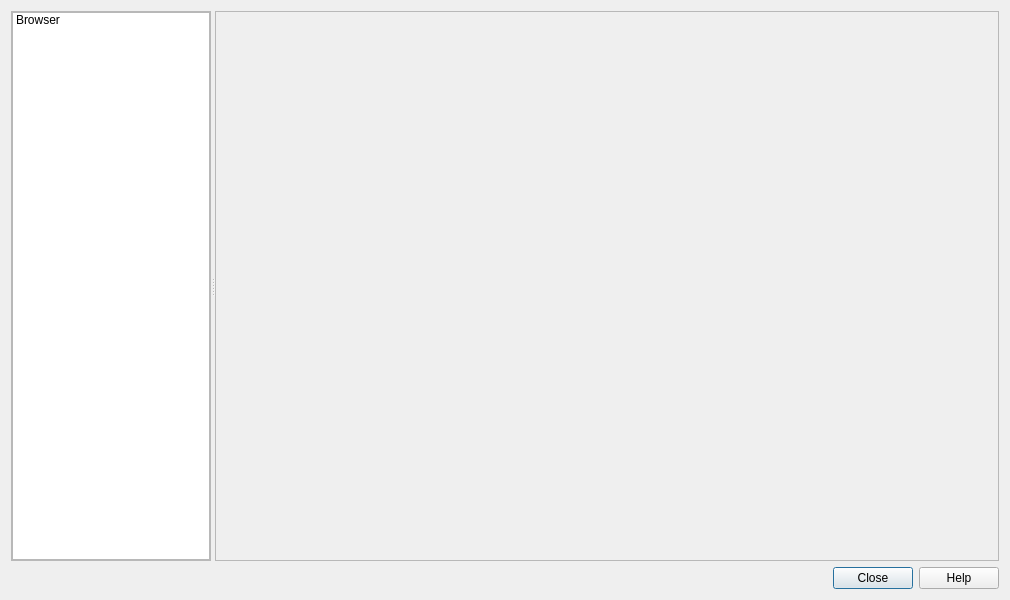
Above: src/ui/qgsdatasourcemanagerdialog.ui from carsmie/QGIS before the change. Below: the same form after it.
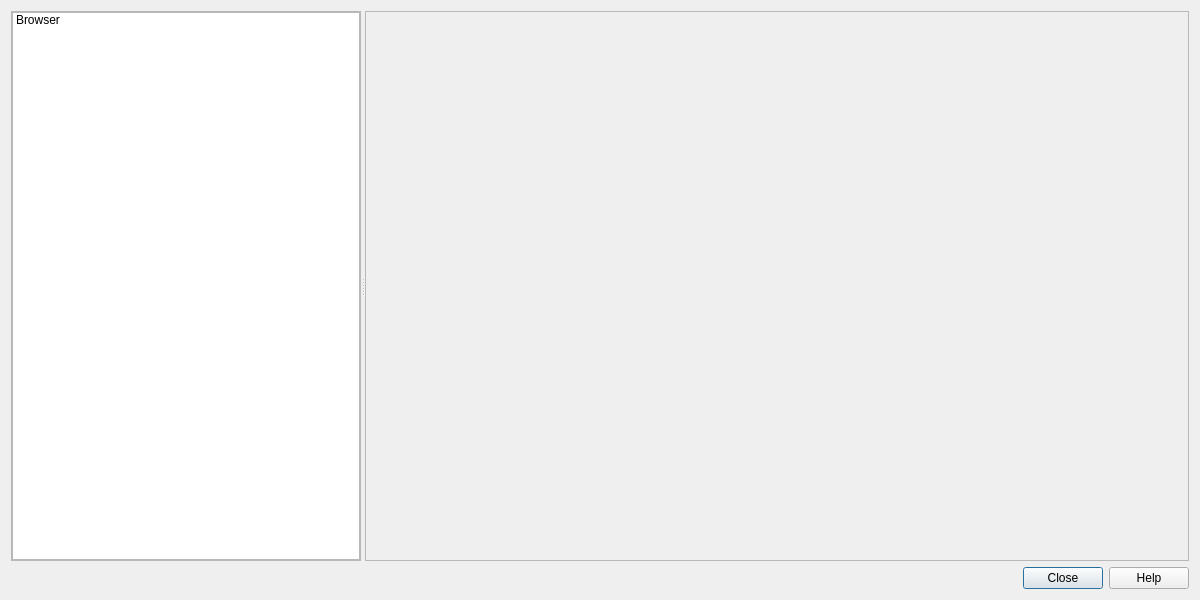
That is the form after the change. Icons and pictures are not drawn.

Commit message:
[addbuttonlayer] Fix layout of vector dialog
This is an attempt to fix the layout of the vector
layer dialog to fit in the unified dialog layout.

The optiomal solution would probably involve
a complete refactoring of the vector layer dialog
to use a stacked widget.

```diff
--- a/src/ui/qgsdatasourcemanagerdialog.ui
+++ b/src/ui/qgsdatasourcemanagerdialog.ui
@@ -9,7 +9,7 @@
    <rect>
     <x>0</x>
     <y>0</y>
-    <width>1010</width>
+    <width>1200</width>
     <height>600</height>
    </rect>
   </property>
@@ -27,7 +27,7 @@
      </property>
      <widget class="QFrame" name="mOptionsListFrame">
       <property name="sizePolicy">
-       <sizepolicy hsizetype="Preferred" vsizetype="Preferred">
+       <sizepolicy hsizetype="Maximum" vsizetype="Preferred">
         <horstretch>1</horstretch>
         <verstretch>0</verstretch>
        </sizepolicy>
@@ -40,7 +40,7 @@
       </property>
       <property name="maximumSize">
        <size>
-        <width>200</width>
+        <width>350</width>
         <height>16777215</height>
        </size>
       </property>
@@ -79,7 +79,7 @@
          </property>
          <property name="maximumSize">
           <size>
-           <width>200</width>
+           <width>350</width>
            <height>16777215</height>
           </size>
          </property>
```
The commit also changes 3 other files.
